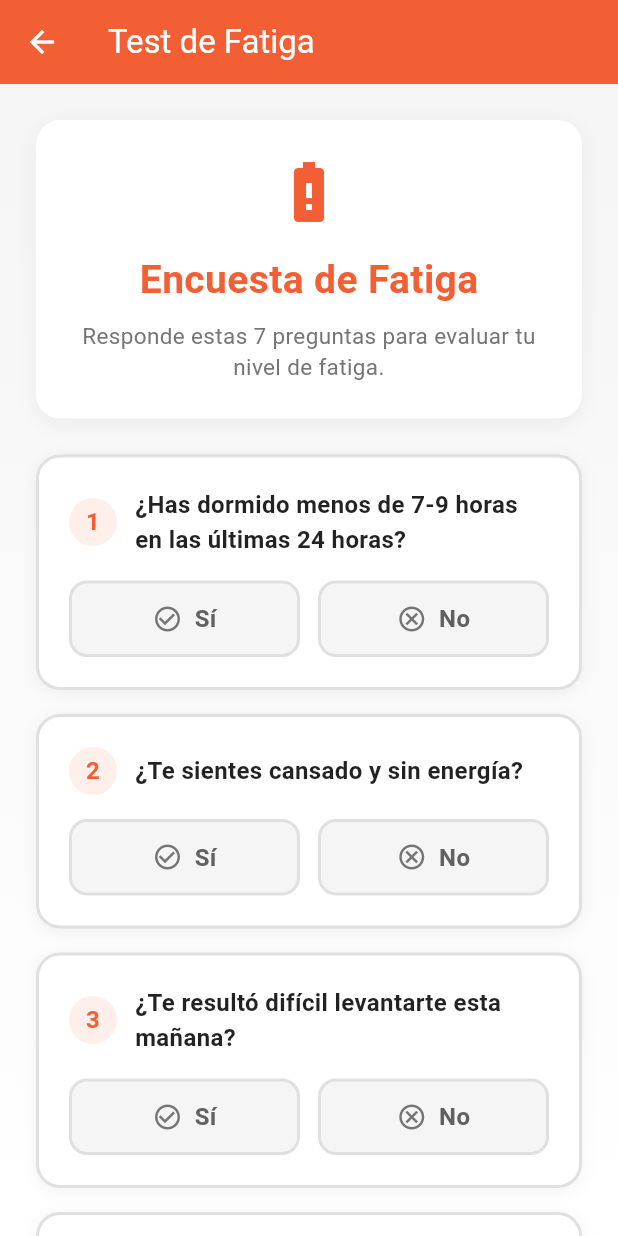
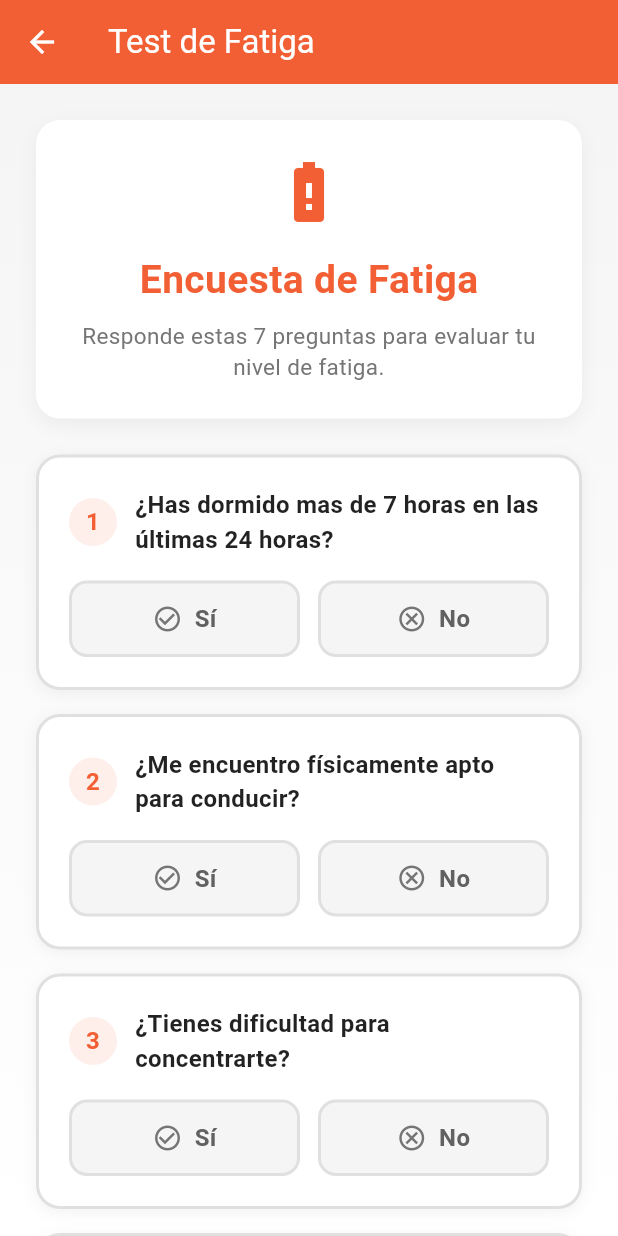
Before and after one commit to Nachoks/Somnolencia, a Flutter app: the EncuestaFatiga screen opened directly, on a phone screen of 412 x 824 dp. Run offline on Flutter 3.47's test engine with Material 3 defaults, Android fonts, the phone set to English and light mode, and no system bars; our stand-ins replace geocoding, geolocator.

Commit message:
Actualizacion 17-12

```diff
--- a/lib/main.dart
+++ b/lib/main.dart
@@ -13,7 +13,7 @@ class MyApp extends StatelessWidget {
   Widget build(BuildContext context) {
     return MaterialApp(
       debugShowCheckedModeBanner: false,
-      title: 'Flutter Demo',
+      title: 'Aplicación de Somnolencia',
       theme: ThemeData(colorScheme: .fromSeed(seedColor: Colors.deepPurple)),
       home: const LoginPage(),
     );
--- a/lib/pages/checklist.dart
+++ b/lib/pages/checklist.dart
@@ -22,14 +22,14 @@ class _ChecklistPageState extends State<ChecklistPage> {
     CheckItem(title: 'Cedula de identidad'),
     CheckItem(title: 'Permiso de Circulacion vigente'),
     CheckItem(title: 'Certificado de Revisión Técnica'),
-    CheckItem(title: 'Certificado de inscripcion (Padron)'),
-    CheckItem(title: 'SOAP vigente'),
+    CheckItem(title: 'Certificado de inscripcion (Padron)'), //Sacar
+    CheckItem(title: 'SOAP vigente'), //Sacar
     CheckItem(title: 'Buen estado de neumaticos'),
     CheckItem(title: 'Luces funcionando correctamente'),
     CheckItem(title: 'Sistema de visibilidad (limpiaparabrisas, espejos)'),
     CheckItem(title: 'Extintor y botiquin de primeros auxilios'),
     CheckItem(title: 'Chaleco reflectande y/o triangulos de seguridad'),
-    CheckItem(title: 'Rueda de repuesto'),
+    CheckItem(title: 'Rueda de repuesto'), //Sacar
     CheckItem(title: 'Gato y llave de ruedas'),
   ];
 
--- a/lib/pages/encuesta_fatiga.dart
+++ b/lib/pages/encuesta_fatiga.dart
@@ -12,13 +12,10 @@ class _EncuestaFatigaState extends State<EncuestaFatiga> {
   final List<bool?> answers = List.filled(7, null);
 
   final List<String> questions = [
-    '¿Has dormido menos de 7-9 horas en las últimas 24 horas?',
-    '¿Te sientes cansado y sin energía?',
-    '¿Te resultó difícil levantarte esta mañana?',
-    '¿Te sientes irritable o emocionalmente inestable?',
-    '¿Tienes dificultad para concentrarte?',
-    '¿Has experimentado olvidos o pérdida de memoria?',
-    '¿Tienes dolores musculares o de cabeza?',
+    '¿Has dormido mas de 7 horas en las últimas 24 horas?', //SI
+    '¿Me encuentro físicamente apto para conducir?', //SI
+    '¿Tienes dificultad para concentrarte?', //NO
+    '¿He conducido mas de 5 horas sin descansar agregar?', //NO
   ];
 
   bool get allQuestionsAnswered => answers.every((a) => a != null);
@@ -71,6 +68,7 @@ class _EncuestaFatigaState extends State<EncuestaFatiga> {
     );
   }
 
+  //Creacion de widget de encuesta
   Widget _buildSurvey() {
     return Container(
       key: const ValueKey('survey'),
--- a/lib/pages/encuesta_somnolencia.dart
+++ b/lib/pages/encuesta_somnolencia.dart
@@ -12,16 +12,14 @@ class _EncuestaSomnolenciaState extends State<EncuestaSomnolencia> {
   final List<bool?> answers = List.filled(6, null);
 
   final List<String> questions = [
-    '¿Sientes sueño en este momento?',
-    '¿Has sentido la necesidad de tomar una siesta hoy?',
-    '¿Has experimentado micro sueños breves o periodos de sueño hoy?',
-    '¿Te sientes menos alerta de lo habitual?',
-    '¿Sientes pesadez en los ojos?',
-    '¿Tus movimientos son más lentos o torpes de lo normal?',
+    '¿Sientes sueño en este momento?', //NO
+    '¿Te sientes suficientemente alerta para conducir?', //SI
+    '¿Sientes pesadez en los ojos?', //NO
+    '¿Tus movimientos son más lentos o torpes de lo normal?', //NO
   ];
 
   bool get allQuestionsAnswered => answers.every((a) => a != null);
-
+  // Manejar el envío de la encuesta (validación >4 y alerta)
   void handleSubmit() {
     if (!allQuestionsAnswered) {
       ScaffoldMessenger.of(context).showSnackBar(
@@ -72,6 +70,7 @@ class _EncuestaSomnolenciaState extends State<EncuestaSomnolencia> {
     );
   }
 
+  // --- WIDGETS DESGLOSADOS ---
   Widget _buildSurvey() {
     return Container(
       key: const ValueKey('survey'),
@@ -105,6 +104,7 @@ class _EncuestaSomnolenciaState extends State<EncuestaSomnolencia> {
     );
   }
 
+  // --- WIDGETS AUXILIARES ---
   Widget _buildHeader() {
     return Container(
       padding: const EdgeInsets.all(24),
@@ -142,6 +142,7 @@ class _EncuestaSomnolenciaState extends State<EncuestaSomnolencia> {
     );
   }
 
+  //Create question card widget
   Widget _buildQuestionCard(int index) {
     return Container(
       padding: const EdgeInsets.all(20),
@@ -229,6 +230,7 @@ class _EncuestaSomnolenciaState extends State<EncuestaSomnolencia> {
     );
   }
 
+  // Crear answer button widget
   Widget _buildAnswerButton(
     String label,
     IconData icon,
@@ -271,6 +273,7 @@ class _EncuestaSomnolenciaState extends State<EncuestaSomnolencia> {
     );
   }
 
+  // Crear submit button widget
   Widget _buildSubmitButton() {
     return Container(
       height: 56,
@@ -322,6 +325,7 @@ class _EncuestaSomnolenciaState extends State<EncuestaSomnolencia> {
     );
   }
 
+  // Alerta widget por alta somnolencia
   Widget _buildAlert() {
     return Container(
       key: const ValueKey('alert'),
```
Also changed, not shown: lib/features/evaluacion_conductor/views/test_colores.dart (+6 -1 lines), lib/pages/login_page.dart (+0 -9 lines).
